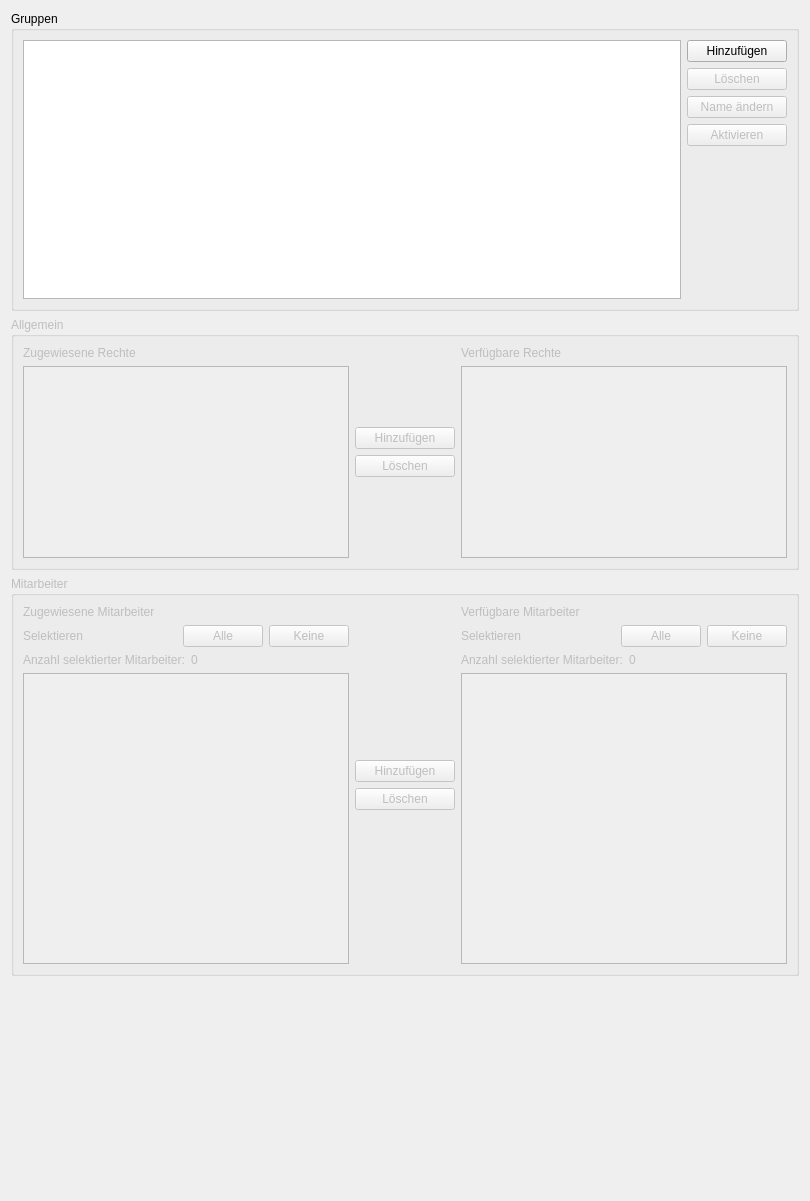
Before: the Qt Designer form ui/qmamsgroupsettingswidget.ui in Christian-Kr/QualificationMatrix, drawn with Qt 5.
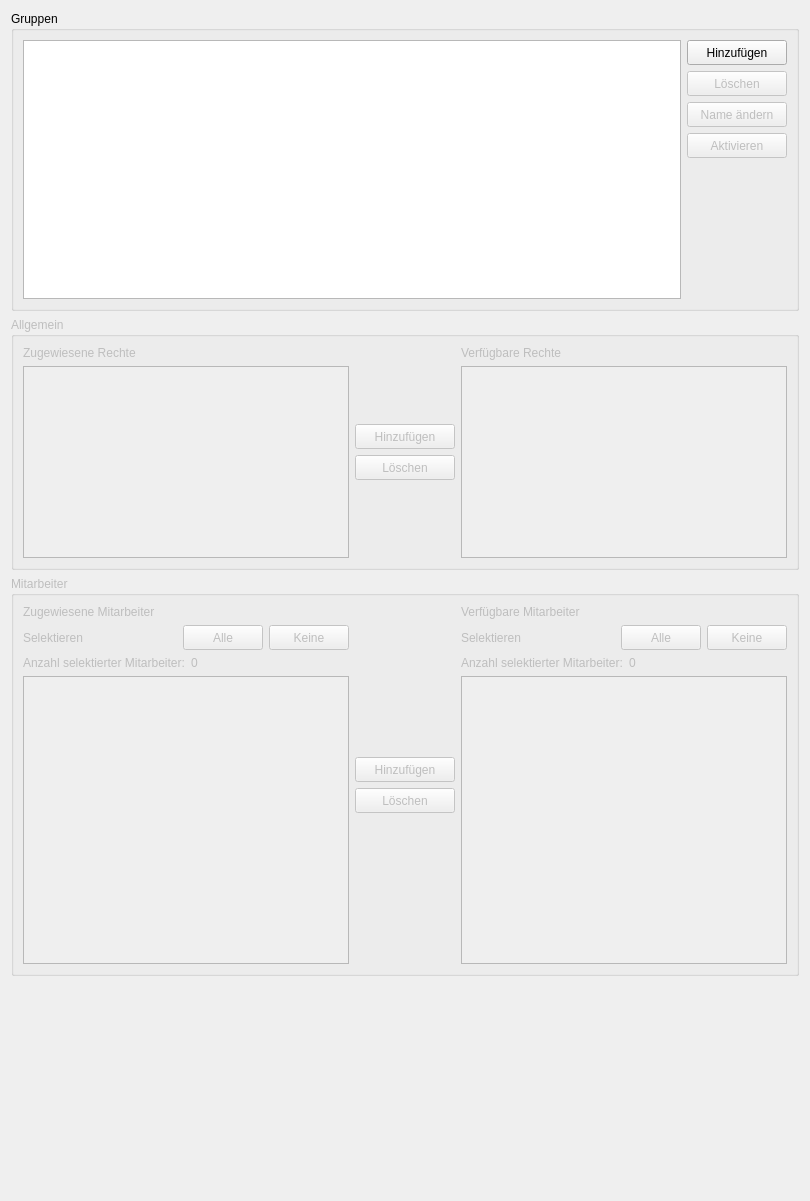
After: the same form once the commit is applied.

The edit to the form file:
```diff
--- a/ui/qmamsgroupsettingswidget.ui
+++ b/ui/qmamsgroupsettingswidget.ui
@@ -61,7 +61,7 @@
             <property name="minimumSize">
              <size>
               <width>100</width>
-              <height>0</height>
+              <height>25</height>
              </size>
             </property>
             <property name="text">
@@ -77,7 +77,7 @@
             <property name="minimumSize">
              <size>
               <width>100</width>
-              <height>0</height>
+              <height>25</height>
              </size>
             </property>
             <property name="text">
@@ -90,6 +90,12 @@
             <property name="enabled">
              <bool>false</bool>
             </property>
+            <property name="minimumSize">
+             <size>
+              <width>0</width>
+              <height>25</height>
+             </size>
+            </property>
             <property name="text">
              <string>Name ändern</string>
             </property>
@@ -100,6 +106,12 @@
             <property name="enabled">
              <bool>false</bool>
             </property>
+            <property name="minimumSize">
+             <size>
+              <width>0</width>
+              <height>25</height>
+             </size>
+            </property>
             <property name="text">
              <string>Aktivieren</string>
             </property>
@@ -184,7 +196,7 @@
           <property name="minimumSize">
            <size>
             <width>100</width>
-            <height>0</height>
+            <height>25</height>
            </size>
           </property>
           <property name="text">
@@ -197,7 +209,7 @@
           <property name="minimumSize">
            <size>
             <width>100</width>
-            <height>0</height>
+            <height>25</height>
            </size>
           </property>
           <property name="text">
@@ -295,6 +307,12 @@
           </item>
           <item>
            <widget class="QPushButton" name="pbSelectAllGroupEmployee">
+            <property name="minimumSize">
+             <size>
+              <width>0</width>
+              <height>25</height>
+             </size>
+            </property>
             <property name="text">
              <string>Alle</string>
             </property>
@@ -302,6 +320,12 @@
           </item>
           <item>
            <widget class="QPushButton" name="pbDeselectAllGroupEmployee">
+            <property name="minimumSize">
+             <size>
+              <width>0</width>
+              <height>25</height>
+             </size>
+            </property>
             <property name="text">
              <string>Keine</string>
             </property>
@@ -365,7 +389,7 @@
           <property name="minimumSize">
            <size>
             <width>100</width>
-            <height>0</height>
+            <height>25</height>
            </size>
           </property>
           <property name="text">
@@ -378,7 +402,7 @@
           <property name="minimumSize">
            <size>
             <width>100</width>
-            <height>0</height>
+            <height>25</height>
            </size>
           </property>
           <property name="text">
@@ -434,6 +458,12 @@
           </item>
           <item>
            <widget class="QPushButton" name="pbSelectAllEmployee">
+            <property name="minimumSize">
+             <size>
+              <width>0</width>
+              <height>25</height>
+             </size>
+            </property>
             <property name="text">
              <string>Alle</string>
             </property>
@@ -441,6 +471,12 @@
           </item>
           <item>
            <widget class="QPushButton" name="pbDeselectAllEmployee">
+            <property name="minimumSize">
+             <size>
+              <width>0</width>
+              <height>25</height>
+             </size>
+            </property>
             <property name="text">
              <string>Keine</string>
             </property>
```
